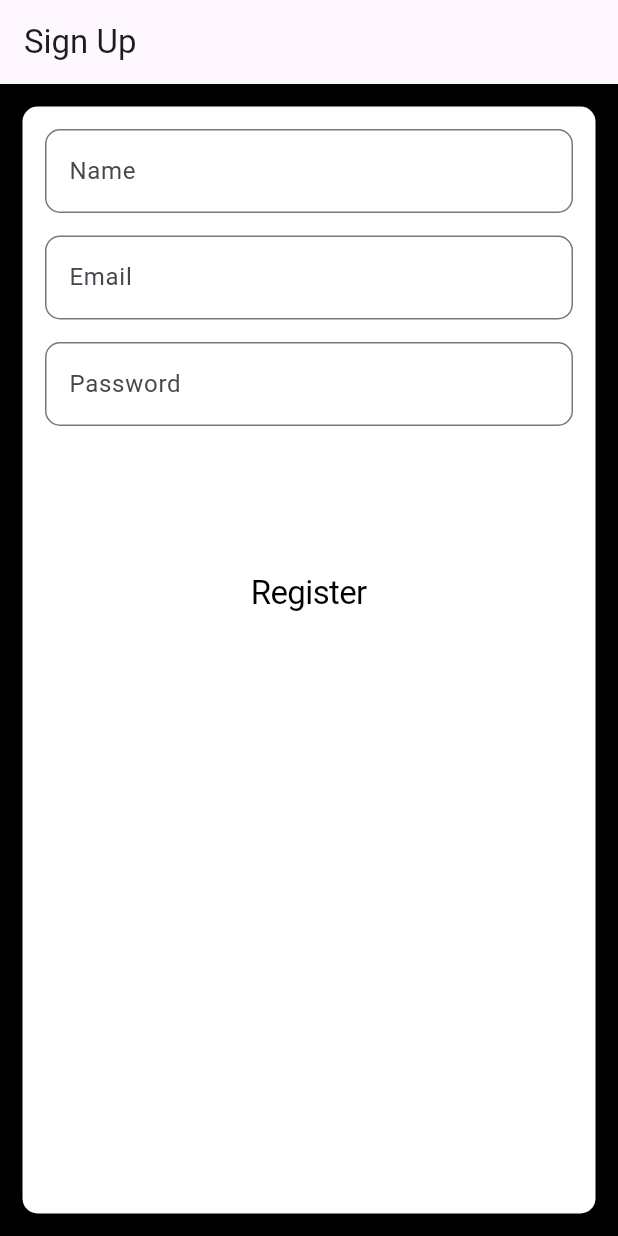
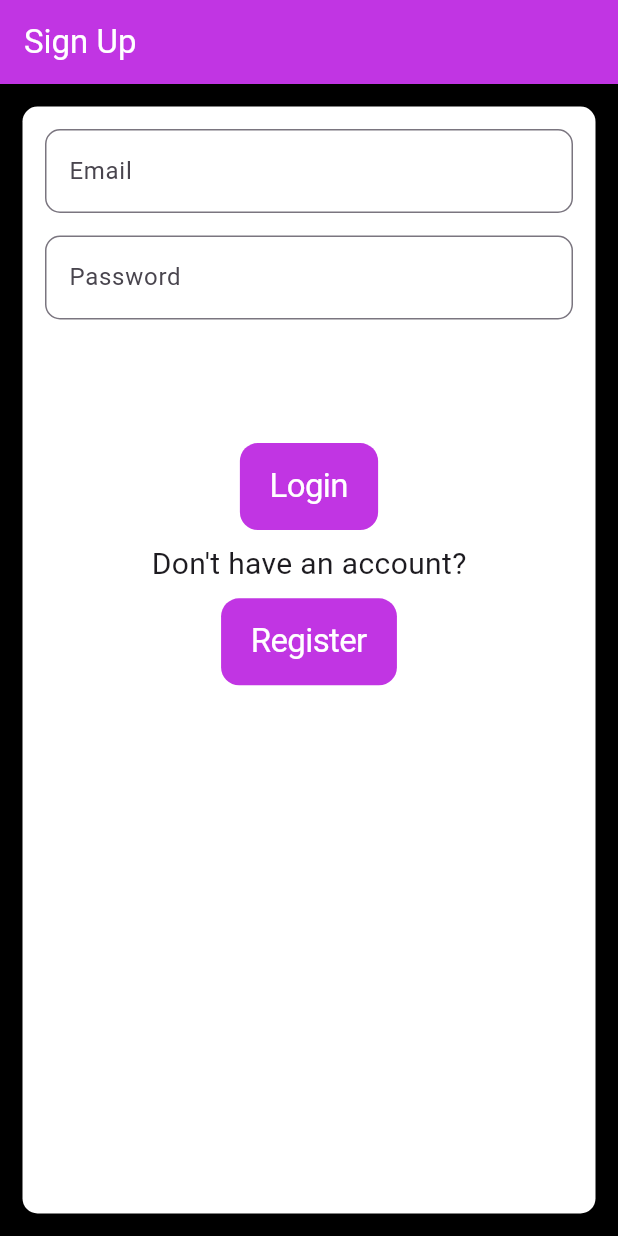
Before and after one commit to ShubhamSharma170/fair_share, a Flutter app: the screen it shows after launch, on a phone screen of 412 x 824 dp. Run offline on Flutter 3.47's test engine with Material 3 defaults, Android fonts, the light colour scheme and no system bars; our stand-ins replace firebase_auth, firebase_core, google_sign_in; accounts and stored records are empty.

```diff
--- a/lib/constant/colors.dart
+++ b/lib/constant/colors.dart
@@ -6,4 +6,6 @@ class AllColors {
   static Color grey = Colors.grey;
 
   static Color white = Colors.white;
+
+  static Color purple0xFFC135E3 = Color(0xFFC135E3);
 }
--- a/lib/main.dart
+++ b/lib/main.dart
@@ -45,7 +45,7 @@ class MyApp extends StatelessWidget {
           colorScheme: ColorScheme.fromSeed(seedColor: Colors.deepPurple),
         ),
         home: SignupScreen(),
-        initialRoute: RoutesName.signUp,
+        initialRoute: RoutesName.signIn,
         onGenerateRoute: (settings) => Routes.generateRoutes(settings),
         // home: ChangeNotifierProvider(create: (_)=> CounterProvider(),child: HomePage(),),
       ),
--- /dev/null
+++ b/lib/screens/auth/login_screen.dart
@@ -0,0 +1,131 @@
+// ignore_for_file: use_build_context_synchronously
+
+import 'package:fair_share/constant/colors.dart';
+import 'package:fair_share/providers/auth_provider/auth_provider.dart';
+import 'package:fair_share/utils/routes/routes_name.dart';
+import 'package:flutter/cupertino.dart';
+import 'package:flutter/material.dart';
+import 'package:provider/provider.dart';
+
+class SignInScreen extends StatelessWidget {
+  const SignInScreen({super.key});
+
+  @override
+  Widget build(BuildContext context) {
+    final GlobalKey<FormState> formKey = GlobalKey<FormState>();
+    TextEditingController emailController = TextEditingController();
+    TextEditingController passwordController = TextEditingController();
+    var height = MediaQuery.of(context).size.height;
+    return Scaffold(
+      backgroundColor: AllColors.black,
+      appBar: AppBar(
+        title: Text("Sign Up"),
+        titleTextStyle: TextStyle(color: AllColors.white, fontSize: 22),
+        backgroundColor: AllColors.purple0xFFC135E3,
+      ),
+      body: Padding(
+        padding: const EdgeInsets.symmetric(horizontal: 15, vertical: 15),
+        child: Container(
+          decoration: BoxDecoration(
+            color: AllColors.white,
+            borderRadius: BorderRadius.circular(10),
+          ),
+          padding: EdgeInsets.all(15),
+          child: Center(
+            child: Column(
+              children: [
+                Form(
+                  key: formKey,
+                  child: Column(
+                    children: [
+                      TextFormField(
+                        controller: emailController,
+                        decoration: InputDecoration(
+                          border: OutlineInputBorder(
+                            borderRadius: BorderRadius.circular(10),
+                          ),
+                          hintText: "Enter your Email",
+                          labelText: "Email",
+                        ),
+                        validator: (value) {
+                          return null;
+                          // ToDo
+                        },
+                      ),
+                      SizedBox(height: 15),
+                      TextFormField(
+                        controller: passwordController,
+                        decoration: InputDecoration(
+                          border: OutlineInputBorder(
+                            borderRadius: BorderRadius.circular(10),
+                          ),
+                          hintText: "Enter your Password",
+                          labelText: "Password",
+                        ),
+                      ),
+
+                      SizedBox(height: height * .1),
+                      Consumer<AuthProvider>(
+                        builder: (ctx, value, child) {
+                          var loadingData =
+                              ctx.watch<AuthProvider>().getLoading();
+                          return CupertinoButton(
+                            color: AllColors.purple0xFFC135E3,
+                            child:
+                                loadingData
+                                    ? CircularProgressIndicator()
+                                    : Text(
+                                      "Login",
+                                      style: TextStyle(
+                                        color: AllColors.white,
+                                        fontSize: 22,
+                                      ),
+                                    ),
+                            onPressed: () async {
+                              if (formKey.currentState!.validate()) {
+                                bool value = await ctx
+                                    .read<AuthProvider>()
+                                    .signIn(
+                                      emailController.text,
+                                      passwordController.text,
+                                    );
+                                if (value) {
+                                  emailController.clear();
+                                  passwordController.clear();
+                                  Navigator.pushNamed(context, RoutesName.home);
+                                }
+                              }
+                            },
+                          );
+                        },
+                      ),
+                      SizedBox(height: height * .01),
+                      Text(
+                        "Don't have an account?",
+                        style: TextStyle(fontSize: 20),
+                      ),
+                      SizedBox(height: height * .01),
+                      CupertinoButton(
+                        color: AllColors.purple0xFFC135E3,
+                        child: Text(
+                          "Register",
+                          style: TextStyle(
+                            color: AllColors.white,
+                            fontSize: 22,
+                          ),
+                        ),
+                        onPressed: () async {
+                          Navigator.pushNamed(context, RoutesName.signUp);
+                        },
+                      ),
+                    ],
+                  ),
+                ),
+              ],
+            ),
+          ),
+        ),
+      ),
+    );
+  }
+}
--- a/lib/utils/routes/routes.dart
+++ b/lib/utils/routes/routes.dart
@@ -1,3 +1,4 @@
+import 'package:fair_share/screens/auth/login_screen.dart';
 import 'package:fair_share/screens/auth/signup_screen.dart';
 import 'package:fair_share/screens/home/home_screen.dart';
 import 'package:fair_share/utils/routes/routes_name.dart';
@@ -14,6 +15,10 @@ class Routes {
         return MaterialPageRoute(
           builder: (BuildContext context) => const SignupScreen(),
         );
+      case RoutesName.signIn:
+        return MaterialPageRoute(
+          builder: (BuildContext context) => const SignInScreen(),
+        );
       default:
         return MaterialPageRoute(
           builder:
--- a/lib/utils/routes/routes_name.dart
+++ b/lib/utils/routes/routes_name.dart
@@ -1,4 +1,5 @@
 class RoutesName {
   static const String home = '  home';
   static const String signUp = '  signUp';
+  static const String signIn = '  signIn';
 }
--- a/pubspec.yaml
+++ b/pubspec.yaml
@@ -37,6 +37,7 @@ dependencies:
   provider: ^6.1.2
   firebase_core: ^3.12.1
   firebase_auth: ^5.5.1
+  google_sign_in: ^6.3.0
 
 dev_dependencies:
   flutter_test:
```
Also changed, not shown: lib/providers/auth_provider/auth_provider.dart (+51 -0 lines), lib/screens/auth/signup_screen.dart (+79 -5 lines), pubspec.lock, 1 other file.
